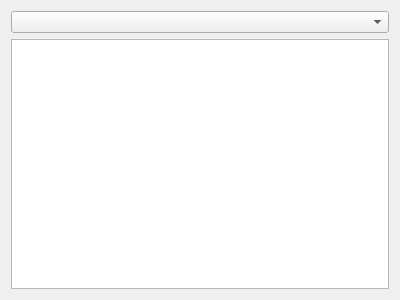
KDE/krita, file plugins/dockers/shapedockers/WdgSvgCollection.ui: the form before one commit.
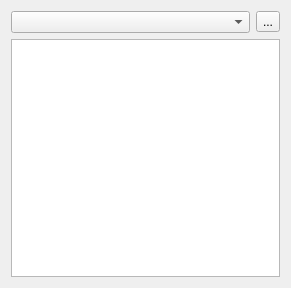
The form after the commit. Custom widgets are drawn as their Qt base class.

Commit message: Add a slider to the vector library docker for controlling icon size

Patch:
```diff
--- a/plugins/dockers/shapedockers/WdgSvgCollection.ui
+++ b/plugins/dockers/shapedockers/WdgSvgCollection.ui
@@ -6,13 +6,24 @@
    <rect>
     <x>0</x>
     <y>0</y>
-    <width>400</width>
-    <height>300</height>
+    <width>291</width>
+    <height>288</height>
    </rect>
   </property>
   <layout class="QVBoxLayout" name="verticalLayout">
    <item>
-    <widget class="SqueezedComboBox" name="cmbCollections"/>
+    <layout class="QHBoxLayout" name="horizontalLayout">
+     <item>
+      <widget class="SqueezedComboBox" name="cmbCollections"/>
+     </item>
+     <item>
+      <widget class="QToolButton" name="vectorPresetsConfigureButton">
+       <property name="text">
+        <string>...</string>
+       </property>
+      </widget>
+     </item>
+    </layout>
    </item>
    <item>
     <widget class="QListView" name="listCollection"/>
```
The commit also changes 2 other files.
